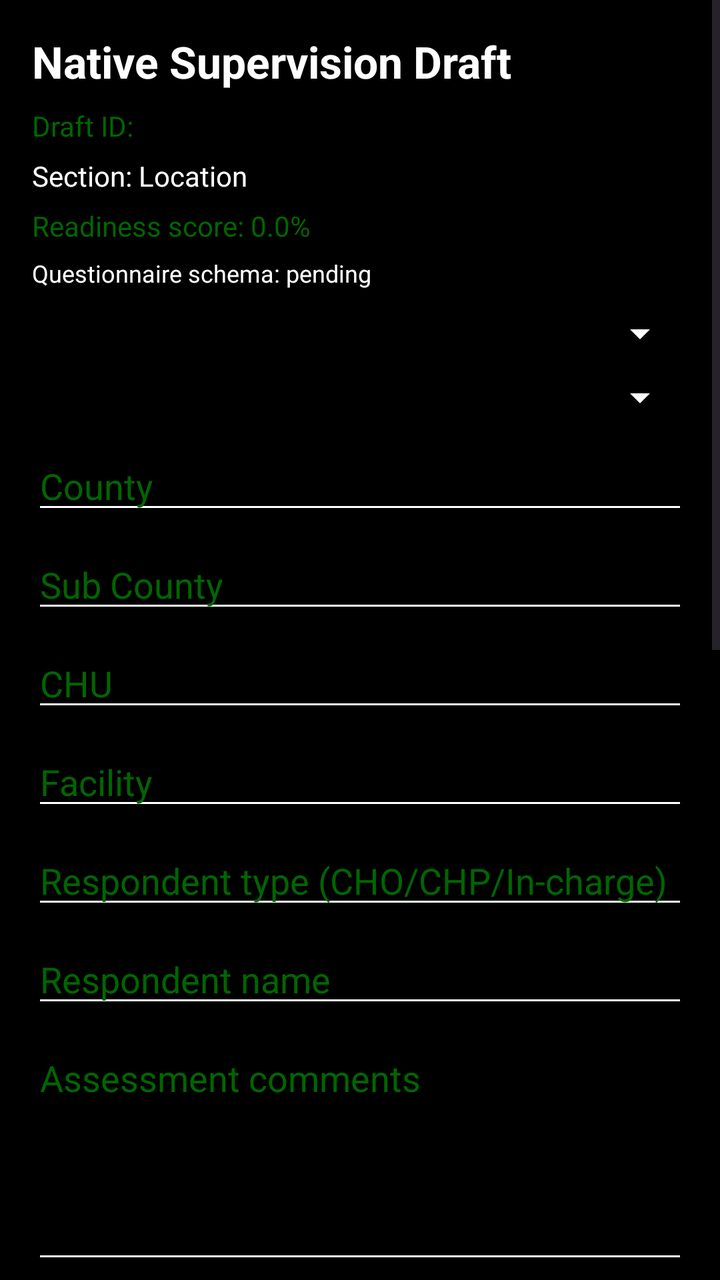
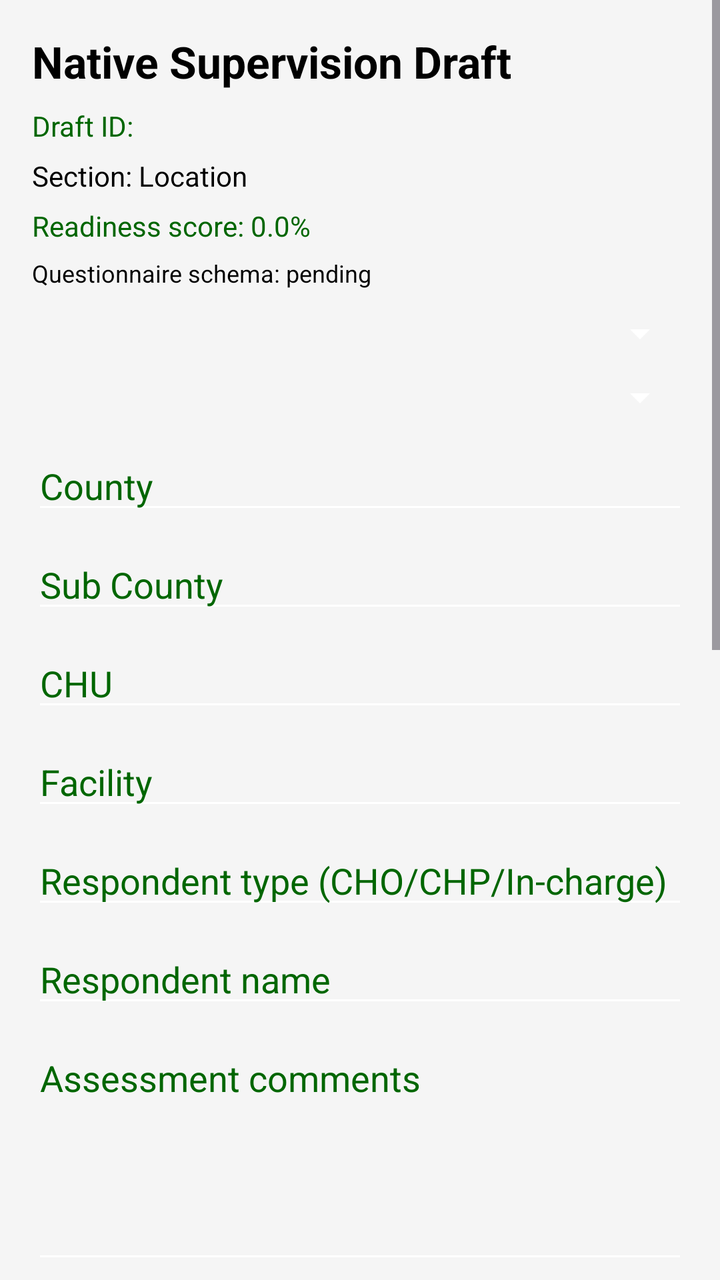

The first picture is an Android layout as it rendered before a commit; the second is the same layout after the commit. The layout source and the unified diff follow.
<!-- AndroidManifest.xml: application theme Theme.SST -->
<!-- res/layout/activity_supervision_form.xml -->
<?xml version="1.0" encoding="utf-8"?>
<ScrollView xmlns:android="http://schemas.android.com/apk/res/android"
    xmlns:app="http://schemas.android.com/apk/res-auto"
    android:layout_width="match_parent"
    android:layout_height="match_parent"
    android:background="@color/kenya_black">

    <androidx.constraintlayout.widget.ConstraintLayout
        android:layout_width="match_parent"
        android:layout_height="wrap_content"
        android:padding="16dp">

        <TextView
            android:id="@+id/titleView"
            android:layout_width="0dp"
            android:layout_height="wrap_content"
            android:text="Native Supervision Draft"
            android:textColor="@color/kenya_white"
            android:textSize="22sp"
            android:textStyle="bold"
            app:layout_constraintEnd_toEndOf="parent"
            app:layout_constraintStart_toStartOf="parent"
            app:layout_constraintTop_toTopOf="parent" />

        <TextView
            android:id="@+id/statusView"
            android:layout_width="0dp"
            android:layout_height="wrap_content"
            android:layout_marginTop="8dp"
            android:text="Draft ID:"
            android:textColor="@color/kenya_green"
            app:layout_constraintEnd_toEndOf="parent"
            app:layout_constraintStart_toStartOf="parent"
            app:layout_constraintTop_toBottomOf="@id/titleView" />

        <TextView
            android:id="@+id/sectionView"
            android:layout_width="0dp"
            android:layout_height="wrap_content"
            android:layout_marginTop="6dp"
            android:text="Section: Location"
            android:textColor="@color/kenya_white"
            app:layout_constraintEnd_toEndOf="parent"
            app:layout_constraintStart_toStartOf="parent"
            app:layout_constraintTop_toBottomOf="@id/statusView" />

        <TextView
            android:id="@+id/scoreView"
            android:layout_width="0dp"
            android:layout_height="wrap_content"
            android:layout_marginTop="6dp"
            android:text="Readiness score: 0.0%"
            android:textColor="@color/kenya_green"
            app:layout_constraintEnd_toEndOf="parent"
            app:layout_constraintStart_toStartOf="parent"
            app:layout_constraintTop_toBottomOf="@id/sectionView" />

        <TextView
            android:id="@+id/schemaStatusView"
            android:layout_width="0dp"
            android:layout_height="wrap_content"
            android:layout_marginTop="6dp"
            android:text="Questionnaire schema: pending"
            android:textColor="@color/kenya_white"
            android:textSize="12sp"
            app:layout_constraintEnd_toEndOf="parent"
            app:layout_constraintStart_toStartOf="parent"
            app:layout_constraintTop_toBottomOf="@id/scoreView" />

        <Spinner
            android:id="@+id/levelSpinner"
            android:layout_width="0dp"
            android:layout_height="wrap_content"
            android:layout_marginTop="10dp"
            android:backgroundTint="@color/kenya_white"
            android:contentDescription="Select level of supervision"
            app:layout_constraintEnd_toEndOf="parent"
            app:layout_constraintStart_toStartOf="parent"
            app:layout_constraintTop_toBottomOf="@id/schemaStatusView" />

        <Spinner
            android:id="@+id/recordStatusSpinner"
            android:layout_width="0dp"
            android:layout_height="wrap_content"
            android:layout_marginTop="8dp"
            android:backgroundTint="@color/kenya_white"
            android:contentDescription="Select record completion status"
            app:layout_constraintEnd_toEndOf="parent"
            app:layout_constraintStart_toStartOf="parent"
            app:layout_constraintTop_toBottomOf="@id/levelSpinner" />

        <EditText
            android:id="@+id/countyInput"
            android:layout_width="0dp"
            android:layout_height="wrap_content"
            android:layout_marginTop="10dp"
            android:backgroundTint="@color/kenya_white"
            android:contentDescription="County input"
            android:hint="County"
            android:textColor="@color/kenya_black"
            android:textColorHint="@color/kenya_green"
            app:layout_constraintEnd_toEndOf="parent"
            app:layout_constraintStart_toStartOf="parent"
            app:layout_constraintTop_toBottomOf="@id/recordStatusSpinner" />

        <EditText
            android:id="@+id/subCountyInput"
            android:layout_width="0dp"
            android:layout_height="wrap_content"
            android:layout_marginTop="8dp"
            android:backgroundTint="@color/kenya_white"
            android:contentDescription="Sub county input"
            android:hint="Sub County"
            android:textColor="@color/kenya_black"
            android:textColorHint="@color/kenya_green"
            app:layout_constraintEnd_toEndOf="parent"
            app:layout_constraintStart_toStartOf="parent"
            app:layout_constraintTop_toBottomOf="@id/countyInput" />

        <EditText
            android:id="@+id/chuInput"
            android:layout_width="0dp"
            android:layout_height="wrap_content"
            android:layout_marginTop="8dp"
            android:backgroundTint="@color/kenya_white"
            android:contentDescription="CHU input"
            android:hint="CHU"
            android:textColor="@color/kenya_black"
            android:textColorHint="@color/kenya_green"
            app:layout_constraintEnd_toEndOf="parent"
            app:layout_constraintStart_toStartOf="parent"
            app:layout_constraintTop_toBottomOf="@id/subCountyInput" />

        <EditText
            android:id="@+id/facilityInput"
            android:layout_width="0dp"
            android:layout_height="wrap_content"
            android:layout_marginTop="8dp"
            android:backgroundTint="@color/kenya_white"
            android:contentDescription="Facility input"
            android:hint="Facility"
            android:textColor="@color/kenya_black"
            android:textColorHint="@color/kenya_green"
            app:layout_constraintEnd_toEndOf="parent"
            app:layout_constraintStart_toStartOf="parent"
            app:layout_constraintTop_toBottomOf="@id/chuInput" />

        <EditText
            android:id="@+id/respondentTypeInput"
            android:layout_width="0dp"
            android:layout_height="wrap_content"
            android:layout_marginTop="8dp"
            android:backgroundTint="@color/kenya_white"
            android:contentDescription="Respondent type input"
            android:hint="Respondent type (CHO/CHP/In-charge)"
            android:textColor="@color/kenya_black"
            android:textColorHint="@color/kenya_green"
            app:layout_constraintEnd_toEndOf="parent"
            app:layout_constraintStart_toStartOf="parent"
            app:layout_constraintTop_toBottomOf="@id/facilityInput" />

        <EditText
            android:id="@+id/respondentNameInput"
            android:layout_width="0dp"
            android:layout_height="wrap_content"
            android:layout_marginTop="8dp"
            android:backgroundTint="@color/kenya_white"
            android:contentDescription="Respondent name input"
            android:hint="Respondent name"
            android:textColor="@color/kenya_black"
            android:textColorHint="@color/kenya_green"
            app:layout_constraintEnd_toEndOf="parent"
            app:layout_constraintStart_toStartOf="parent"
            app:layout_constraintTop_toBottomOf="@id/respondentTypeInput" />

        <EditText
            android:id="@+id/commentsInput"
            android:layout_width="0dp"
            android:layout_height="120dp"
            android:layout_marginTop="8dp"
            android:backgroundTint="@color/kenya_white"
            android:contentDescription="Assessment comments input"
            android:gravity="top"
            android:hint="Assessment comments"
            android:inputType="textMultiLine"
            android:textColor="@color/kenya_black"
            android:textColorHint="@color/kenya_green"
            app:layout_constraintEnd_toEndOf="parent"
            app:layout_constraintStart_toStartOf="parent"
            app:layout_constraintTop_toBottomOf="@id/respondentNameInput" />

        <Spinner
            android:id="@+id/pillarSpinner"
            android:layout_width="0dp"
            android:layout_height="wrap_content"
            android:layout_marginTop="8dp"
            android:backgroundTint="@color/kenya_white"
            android:contentDescription="Select questionnaire pillar"
            app:layout_constraintEnd_toEndOf="parent"
            app:layout_constraintStart_toStartOf="parent"
            app:layout_constraintTop_toBottomOf="@id/commentsInput" />

        <EditText
            android:id="@+id/questionKeyInput"
            android:layout_width="0dp"
            android:layout_height="wrap_content"
            android:layout_marginTop="8dp"
            android:backgroundTint="@color/kenya_white"
            android:hint="Question key (e.g. q1_availability)"
            android:textColor="@color/kenya_black"
            android:textColorHint="@color/kenya_green"
            app:layout_constraintEnd_toEndOf="parent"
            app:layout_constraintStart_toStartOf="parent"
            app:layout_constraintTop_toBottomOf="@id/pillarSpinner" />

        <EditText
            android:id="@+id/questionValueInput"
            android:layout_width="0dp"
            android:layout_height="wrap_content"
            android:layout_marginTop="8dp"
            android:backgroundTint="@color/kenya_white"
            android:hint="Question value"
            android:textColor="@color/kenya_black"
            android:textColorHint="@color/kenya_green"
            app:layout_constraintEnd_toStartOf="@id/addQuestionBtn"
            app:layout_constraintStart_toStartOf="parent"
            app:layout_constraintTop_toBottomOf="@id/questionKeyInput"
            app:layout_constraintWidth_percent="0.7" />

        <Button
            android:id="@+id/addQuestionBtn"
            android:layout_width="0dp"
            android:layout_height="wrap_content"
            android:layout_marginTop="8dp"
            android:backgroundTint="@color/kenya_green"
            android:text="Upsert"
            android:textColor="@color/kenya_white"
            app:layout_constraintEnd_toEndOf="parent"
            app:layout_constraintStart_toEndOf="@id/questionValueInput"
            app:layout_constraintTop_toBottomOf="@id/questionKeyInput"
            app:layout_constraintWidth_percent="0.28" />

        <TextView
            android:id="@+id/pillarPreviewView"
            android:layout_width="0dp"
            android:layout_height="wrap_content"
            android:layout_marginTop="8dp"
            android:background="@color/surface_light"
            android:padding="8dp"
            android:text="Pillar preview"
            android:textColor="@color/kenya_black"
            android:textSize="12sp"
            app:layout_constraintEnd_toEndOf="parent"
            app:layout_constraintStart_toStartOf="parent"
            app:layout_constraintTop_toBottomOf="@id/questionValueInput" />

        <EditText
            android:id="@+id/allPillarsPayloadInput"
            android:layout_width="0dp"
            android:layout_height="140dp"
            android:layout_marginTop="8dp"
            android:backgroundTint="@color/kenya_white"
            android:contentDescription="All pillars questionnaire payload json"
            android:gravity="top"
            android:hint="Optional full questionnaire JSON payload (all pillars/questions)"
            android:inputType="textMultiLine"
            android:textColor="@color/kenya_black"
            android:textColorHint="@color/kenya_green"
            app:layout_constraintEnd_toEndOf="parent"
            app:layout_constraintStart_toStartOf="parent"
            app:layout_constraintTop_toBottomOf="@id/pillarPreviewView" />

        <Button
            android:id="@+id/saveDraftBtn"
            android:layout_width="0dp"
            android:layout_height="wrap_content"
            android:layout_marginTop="12dp"
            android:backgroundTint="@color/kenya_green"
            android:contentDescription="Save current supervision draft locally"
            android:text="Save Draft"
            android:textColor="@color/kenya_white"
            app:layout_constraintEnd_toStartOf="@id/submitBtn"
            app:layout_constraintStart_toStartOf="parent"
            app:layout_constraintTop_toBottomOf="@id/allPillarsPayloadInput"
            app:layout_constraintWidth_percent="0.48" />

        <Button
            android:id="@+id/actionPlanBtn"
            android:layout_width="0dp"
            android:layout_height="wrap_content"
            android:layout_marginTop="8dp"
            android:backgroundTint="@color/kenya_white"
            android:contentDescription="Open action plan editor for this record"
            android:text="Action Plan"
            android:textColor="@color/kenya_black"
            app:layout_constraintEnd_toEndOf="parent"
            app:layout_constraintStart_toStartOf="parent"
            app:layout_constraintTop_toBottomOf="@id/saveDraftBtn" />

        <Button
            android:id="@+id/prevSectionBtn"
            android:layout_width="0dp"
            android:layout_height="wrap_content"
            android:layout_marginTop="8dp"
            android:backgroundTint="@color/kenya_white"
            android:contentDescription="Go to previous form section"
            android:text="Previous Section"
            android:textColor="@color/kenya_black"
            app:layout_constraintEnd_toStartOf="@id/nextSectionBtn"
            app:layout_constraintStart_toStartOf="parent"
            app:layout_constraintTop_toBottomOf="@id/actionPlanBtn"
            app:layout_constraintWidth_percent="0.48" />

        <Button
            android:id="@+id/nextSectionBtn"
            android:layout_width="0dp"
            android:layout_height="wrap_content"
            android:layout_marginTop="8dp"
            android:backgroundTint="@color/kenya_green"
            android:contentDescription="Go to next form section"
            android:text="Next Section"
            android:textColor="@color/kenya_white"
            app:layout_constraintEnd_toEndOf="parent"
            app:layout_constraintStart_toEndOf="@id/prevSectionBtn"
            app:layout_constraintTop_toBottomOf="@id/actionPlanBtn"
            app:layout_constraintWidth_percent="0.48" />

        <Button
            android:id="@+id/submitBtn"
            android:layout_width="0dp"
            android:layout_height="wrap_content"
            android:layout_marginTop="12dp"
            android:backgroundTint="@color/kenya_red"
            android:contentDescription="Submit current record for synchronization"
            android:text="Submit"
            android:textColor="@color/kenya_white"
            app:layout_constraintEnd_toEndOf="parent"
            app:layout_constraintStart_toEndOf="@id/saveDraftBtn"
            app:layout_constraintTop_toBottomOf="@id/nextSectionBtn"
            app:layout_constraintWidth_percent="0.48" />

        <Button
            android:id="@+id/clearDraftBtn"
            android:layout_width="0dp"
            android:layout_height="wrap_content"
            android:layout_marginTop="8dp"
            android:backgroundTint="@color/kenya_white"
            android:contentDescription="Delete current draft from local storage"
            android:text="Clear Draft"
            android:textColor="@color/kenya_black"
            app:layout_constraintBottom_toBottomOf="parent"
            app:layout_constraintEnd_toEndOf="parent"
            app:layout_constraintStart_toStartOf="parent"
            app:layout_constraintTop_toBottomOf="@id/submitBtn" />

    </androidx.constraintlayout.widget.ConstraintLayout>
</ScrollView>
<!-- resources referenced by this layout -->
<resources>
  <color name="kenya_black">#000000</color>
  <color name="kenya_green">#006600</color>
  <color name="kenya_red">#BB0000</color>
  <color name="kenya_white">#FFFFFF</color>
  <color name="surface_light">#F5F5F5</color>
  <style name="Theme.SST" parent="Theme.Material3.DayNight.NoActionBar">
          <item name="colorPrimary">@color/kenya_red</item>
          <item name="colorOnPrimary">@color/kenya_white</item>
          <item name="colorSecondary">@color/kenya_green</item>
          <item name="colorOnSecondary">@color/kenya_white</item>
          <item name="android:statusBarColor">@color/kenya_black</item>
          <item name="android:navigationBarColor">@color/kenya_black</item>
      </style>
</resources>

<!-- the commit's change to res/layout/activity_supervision_form.xml (unified diff, before → after) -->
@@ -3,7 +3,7 @@
     xmlns:app="http://schemas.android.com/apk/res-auto"
     android:layout_width="match_parent"
     android:layout_height="match_parent"
-    android:background="@color/kenya_black">
+    android:background="@color/surface_light">
 
     <androidx.constraintlayout.widget.ConstraintLayout
         android:layout_width="match_parent"
@@ -15,7 +15,7 @@
             android:layout_width="0dp"
             android:layout_height="wrap_content"
             android:text="Native Supervision Draft"
-            android:textColor="@color/kenya_white"
+            android:textColor="@color/kenya_black"
             android:textSize="22sp"
             android:textStyle="bold"
             app:layout_constraintEnd_toEndOf="parent"
@@ -39,7 +39,7 @@
             android:layout_height="wrap_content"
             android:layout_marginTop="6dp"
             android:text="Section: Location"
-            android:textColor="@color/kenya_white"
+            android:textColor="@color/kenya_black"
             app:layout_constraintEnd_toEndOf="parent"
             app:layout_constraintStart_toStartOf="parent"
             app:layout_constraintTop_toBottomOf="@id/statusView" />
@@ -61,7 +61,7 @@
             android:layout_height="wrap_content"
             android:layout_marginTop="6dp"
             android:text="Questionnaire schema: pending"
-            android:textColor="@color/kenya_white"
+            android:textColor="@color/kenya_black"
             android:textSize="12sp"
             app:layout_constraintEnd_toEndOf="parent"
             app:layout_constraintStart_toStartOf="parent"
@@ -291,7 +291,7 @@
             android:layout_marginTop="8dp"
             android:backgroundTint="@color/kenya_white"
             android:contentDescription="Open action plan editor for this record"
-            android:text="Action Plan"
+            android:text="View Action Plan Report"
             android:textColor="@color/kenya_black"
             app:layout_constraintEnd_toEndOf="parent"
             app:layout_constraintStart_toStartOf="parent"
<!-- resource entries referenced after the edit -->
@@ -10,8 +10,8 @@
           <item name="colorOnPrimary">@color/kenya_white</item>
           <item name="colorSecondary">@color/kenya_green</item>
           <item name="colorOnSecondary">@color/kenya_white</item>
-          <item name="android:statusBarColor">@color/kenya_black</item>
-          <item name="android:navigationBarColor">@color/kenya_black</item>
+          <item name="android:statusBarColor">@color/surface_light</item>
+          <item name="android:navigationBarColor">@color/surface_light</item>
       </style>
 </resources>
 
